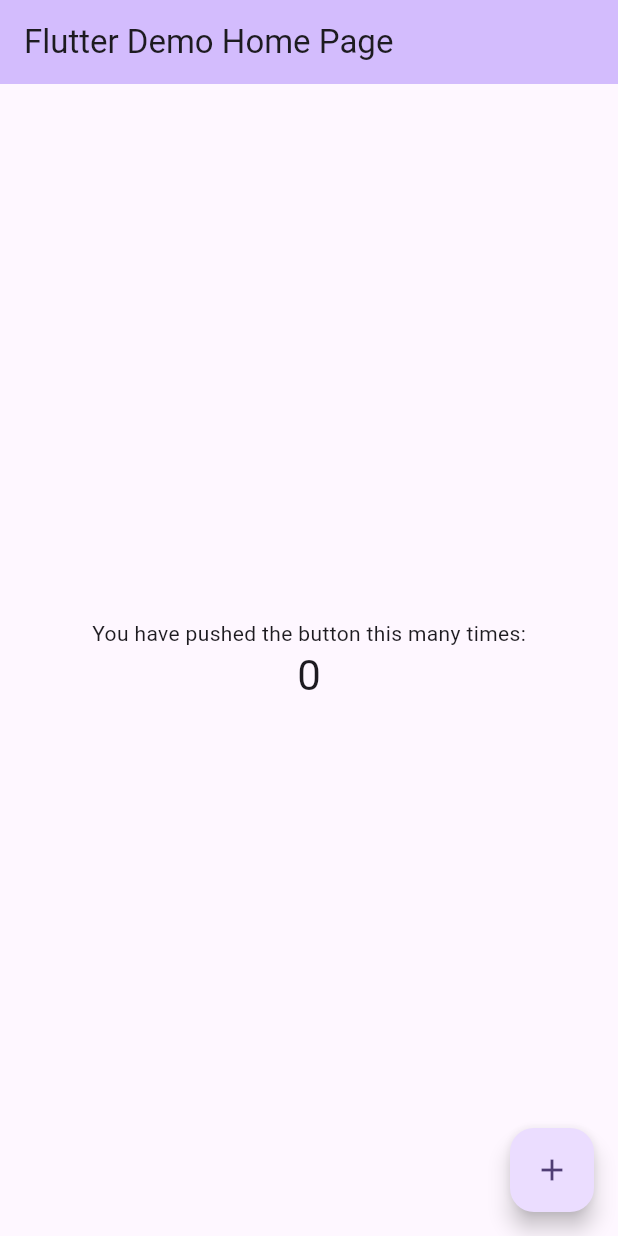
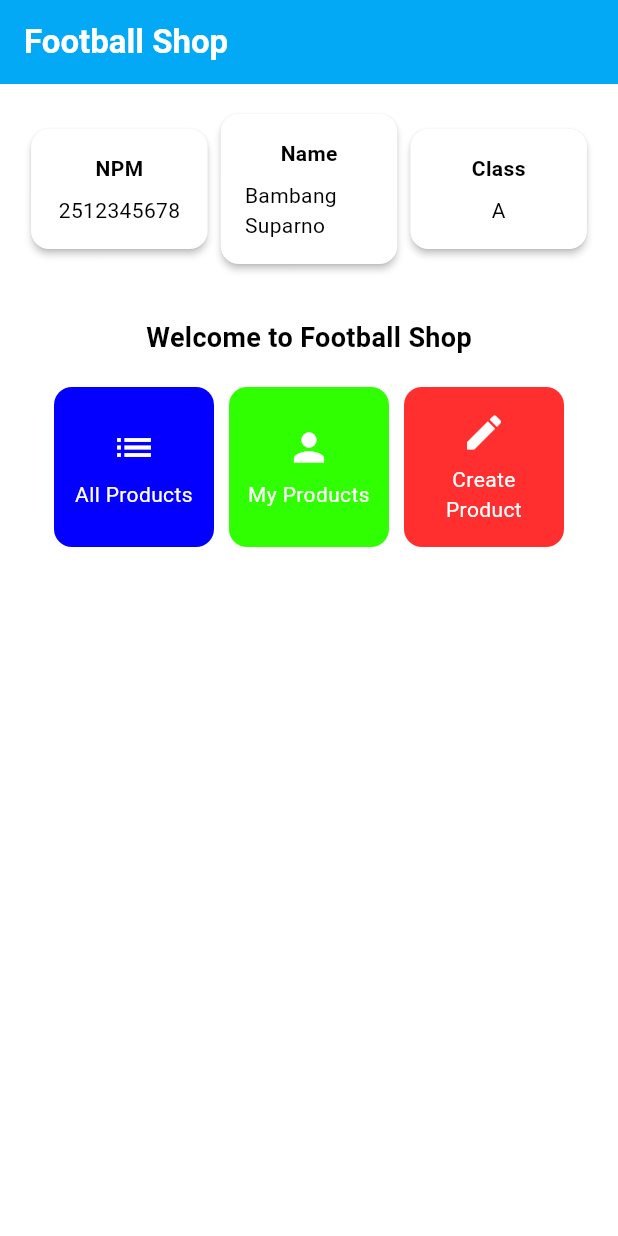
Before and after one commit to Raymundo7532/football-shop-mobile, a Flutter app: the screen it shows after launch, on a phone screen of 412 x 824 dp. Run offline on Flutter 3.47's test engine with Material 3 defaults, Android fonts, the phone set to English and light mode, and no system bars.

Commit message:
selesai tugas individu 7

```diff
--- a/football_shop/lib/main.dart
+++ b/football_shop/lib/main.dart
@@ -1,4 +1,5 @@
 import 'package:flutter/material.dart';
+import 'package:football_shop/menu.dart';
 
 void main() {
   runApp(const MyApp());
@@ -28,95 +29,10 @@ class MyApp extends StatelessWidget {
         //
         // This works for code too, not just values: Most code changes can be
         // tested with just a hot reload.
-        colorScheme: ColorScheme.fromSeed(seedColor: Colors.deepPurple),
+        colorScheme: ColorScheme.fromSwatch(primarySwatch: Colors.lightBlue)
+        .copyWith(secondary: Colors.lightBlueAccent[700]),
       ),
-      home: const MyHomePage(title: 'Flutter Demo Home Page'),
+      home: MyHomePage(),
     );
   }
 }
-
-class MyHomePage extends StatefulWidget {
-  const MyHomePage({super.key, required this.title});
-
-  // This widget is the home page of your application. It is stateful, meaning
-  // that it has a State object (defined below) that contains fields that affect
-  // how it looks.
-
-  // This class is the configuration for the state. It holds the values (in this
-  // case the title) provided by the parent (in this case the App widget) and
-  // used by the build method of the State. Fields in a Widget subclass are
-  // always marked "final".
-
-  final String title;
-
-  @override
-  State<MyHomePage> createState() => _MyHomePageState();
-}
-
-class _MyHomePageState extends State<MyHomePage> {
-  int _counter = 0;
-
-  void _incrementCounter() {
-    setState(() {
-      // This call to setState tells the Flutter framework that something has
-      // changed in this State, which causes it to rerun the build method below
-      // so that the display can reflect the updated values. If we changed
-      // _counter without calling setState(), then the build method would not be
-      // called again, and so nothing would appear to happen.
-      _counter++;
-    });
-  }
-
-  @override
-  Widget build(BuildContext context) {
-    // This method is rerun every time setState is called, for instance as done
-    // by the _incrementCounter method above.
-    //
-    // The Flutter framework has been optimized to make rerunning build methods
-    // fast, so that you can just rebuild anything that needs updating rather
-    // than having to individually change instances of widgets.
-    return Scaffold(
-      appBar: AppBar(
-        // TRY THIS: Try changing the color here to a specific color (to
-        // Colors.amber, perhaps?) and trigger a hot reload to see the AppBar
-        // change color while the other colors stay the same.
-        backgroundColor: Theme.of(context).colorScheme.inversePrimary,
-        // Here we take the value from the MyHomePage object that was created by
-        // the App.build method, and use it to set our appbar title.
-        title: Text(widget.title),
-      ),
-      body: Center(
-        // Center is a layout widget. It takes a single child and positions it
-        // in the middle of the parent.
-        child: Column(
-          // Column is also a layout widget. It takes a list of children and
-          // arranges them vertically. By default, it sizes itself to fit its
-          // children horizontally, and tries to be as tall as its parent.
-          //
-          // Column has various properties to control how it sizes itself and
-          // how it positions its children. Here we use mainAxisAlignment to
-          // center the children vertically; the main axis here is the vertical
-          // axis because Columns are vertical (the cross axis would be
-          // horizontal).
-          //
-          // TRY THIS: Invoke "debug painting" (choose the "Toggle Debug Paint"
-          // action in the IDE, or press "p" in the console), to see the
-          // wireframe for each widget.
-          mainAxisAlignment: MainAxisAlignment.center,
-          children: <Widget>[
-            const Text('You have pushed the button this many times:'),
-            Text(
-              '$_counter',
-              style: Theme.of(context).textTheme.headlineMedium,
-            ),
-          ],
-        ),
-      ),
-      floatingActionButton: FloatingActionButton(
-        onPressed: _incrementCounter,
-        tooltip: 'Increment',
-        child: const Icon(Icons.add),
-      ), // This trailing comma makes auto-formatting nicer for build methods.
-    );
-  }
-}
--- /dev/null
+++ b/football_shop/lib/menu.dart
@@ -0,0 +1,189 @@
+import 'package:flutter/material.dart';
+
+class MyHomePage extends StatelessWidget {
+  MyHomePage({super.key});
+
+  final String nama = "Bambang Suparno"; //nama
+  final String npm = "2512345678"; //npm
+  final String kelas = "A"; //kelas
+
+  final List<ItemHomepage> items = [
+    ItemHomepage("All Products", Icons.list, const Color.fromARGB(255, 4, 0, 255)),
+    ItemHomepage("My Products", Icons.person, const Color.fromARGB(255, 47, 255, 0)),
+    ItemHomepage("Create Product", Icons.create, const Color.fromARGB(255, 255, 47, 47)),
+  ];
+
+  @override
+  Widget build(BuildContext context) {
+    // Scaffold menyediakan struktur dasar halaman dengan AppBar dan body.
+    return Scaffold(
+      // AppBar adalah bagian atas halaman yang menampilkan judul.
+      appBar: AppBar(
+        // Judul aplikasi "Football Shop" dengan teks putih dan tebal.
+        title: const Text(
+          'Football Shop',
+          style: TextStyle(
+            color: Colors.white,
+            fontWeight: FontWeight.bold,
+          ),
+        ),
+        // Warna latar belakang AppBar diambil dari skema warna tema aplikasi.
+        backgroundColor: Theme.of(context).colorScheme.primary,
+      ),
+      // Body halaman dengan padding di sekelilingnya.
+      body: Padding(
+        padding: const EdgeInsets.all(16.0),
+        // Menyusun widget secara vertikal dalam sebuah kolom.
+        child: Column(
+          crossAxisAlignment: CrossAxisAlignment.center,
+          children: [
+            // Row untuk menampilkan 3 InfoCard secara horizontal.
+            Row(
+              mainAxisAlignment: MainAxisAlignment.spaceEvenly,
+              children: [
+                InfoCard(title: 'NPM', content: npm),
+                InfoCard(title: 'Name', content: nama),
+                InfoCard(title: 'Class', content: kelas),
+              ],
+            ),
+
+            // Memberikan jarak vertikal 16 unit.
+            const SizedBox(height: 16.0),
+
+            // Menempatkan widget berikutnya di tengah halaman.
+            Center(
+              child: Column(
+                // Menyusun teks dan grid item secara vertikal.
+
+                children: [
+                  // Menampilkan teks sambutan dengan gaya tebal dan ukuran 18.
+                  const Padding(
+                    padding: EdgeInsets.only(top: 16.0),
+                    child: Text(
+                      'Welcome to Football Shop',
+                      style: TextStyle(
+                        fontWeight: FontWeight.bold,
+                        fontSize: 18.0,
+                      ),
+                    ),
+                  ),
+
+                  // Grid untuk menampilkan ItemCard dalam bentuk grid 3 kolom.
+                  GridView.count(
+                    primary: true,
+                    padding: const EdgeInsets.all(20),
+                    crossAxisSpacing: 10,
+                    mainAxisSpacing: 10,
+                    crossAxisCount: 3,
+                    // Agar grid menyesuaikan tinggi kontennya.
+                    shrinkWrap: true,
+
+                    // Menampilkan ItemCard untuk setiap item dalam list items.
+                    children: items.map((ItemHomepage item) {
+                      return ItemCard(item);
+                    }).toList(),
+                  ),
+                ],
+              ),
+            ),
+          ],
+        ),
+      ),
+    );
+  }
+}
+
+class ItemHomepage {
+ final String name;
+ final IconData icon;
+ final Color color;
+
+ ItemHomepage(this.name, this.icon, this.color);
+}
+
+class ItemCard extends StatelessWidget {
+  // Menampilkan kartu dengan ikon dan nama.
+
+  final ItemHomepage item;
+
+  const ItemCard(this.item, {super.key});
+
+  @override
+  Widget build(BuildContext context) {
+    return Material(
+      // Menentukan warna latar belakang dari tema aplikasi.
+      color: item.color,
+      // Membuat sudut kartu melengkung.
+      borderRadius: BorderRadius.circular(12),
+
+      child: InkWell(
+        // Aksi ketika kartu ditekan.
+        onTap: () {
+          // Menampilkan pesan SnackBar saat kartu ditekan.
+          ScaffoldMessenger.of(context)
+            ..hideCurrentSnackBar()
+            ..showSnackBar(
+              SnackBar(content: Text("Kamu telah menekan tombol ${item.name}!"))
+            );
+        },
+        // Container untuk menyimpan Icon dan Text
+        child: Container(
+          padding: const EdgeInsets.all(8),
+          child: Center(
+            child: Column(
+              // Menyusun ikon dan teks di tengah kartu.
+              mainAxisAlignment: MainAxisAlignment.center,
+              children: [
+                Icon(
+                  item.icon,
+                  color: Colors.white,
+                  size: 30.0,
+                ),
+                const Padding(padding: EdgeInsets.all(3)),
+                Text(
+                  item.name,
+                  textAlign: TextAlign.center,
+                  style: const TextStyle(color: Colors.white),
+                ),
+              ],
+            ),
+          ),
+        ),
+      ),
+    );
+  }
+
+}
+
+class InfoCard extends StatelessWidget {
+  // Kartu informasi yang menampilkan title dan content.
+
+  final String title;  // Judul kartu.
+  final String content;  // Isi kartu.
+
+  const InfoCard({super.key, required this.title, required this.content});
+
+  @override
+  Widget build(BuildContext context) {
+    return Card(
+      // Membuat kotak kartu dengan bayangan dibawahnya.
+      elevation: 2.0,
+      child: Container(
+        // Mengatur ukuran dan jarak di dalam kartu.
+        width: MediaQuery.of(context).size.width / 3.5, // menyesuaikan dengan lebar device yang digunakan.
+        padding: const EdgeInsets.all(16.0),
+        // Menyusun title dan content secara vertikal.
+        child: Column(
+          children: [
+            Text(
+              title,
+              style: const TextStyle(fontWeight: FontWeight.bold),
+            ),
+            const SizedBox(height: 8.0),
+            Text(content),
+          ],
+        ),
+      ),
+    );
+  }
+}
```
Also changed, not shown: 1 other file.
